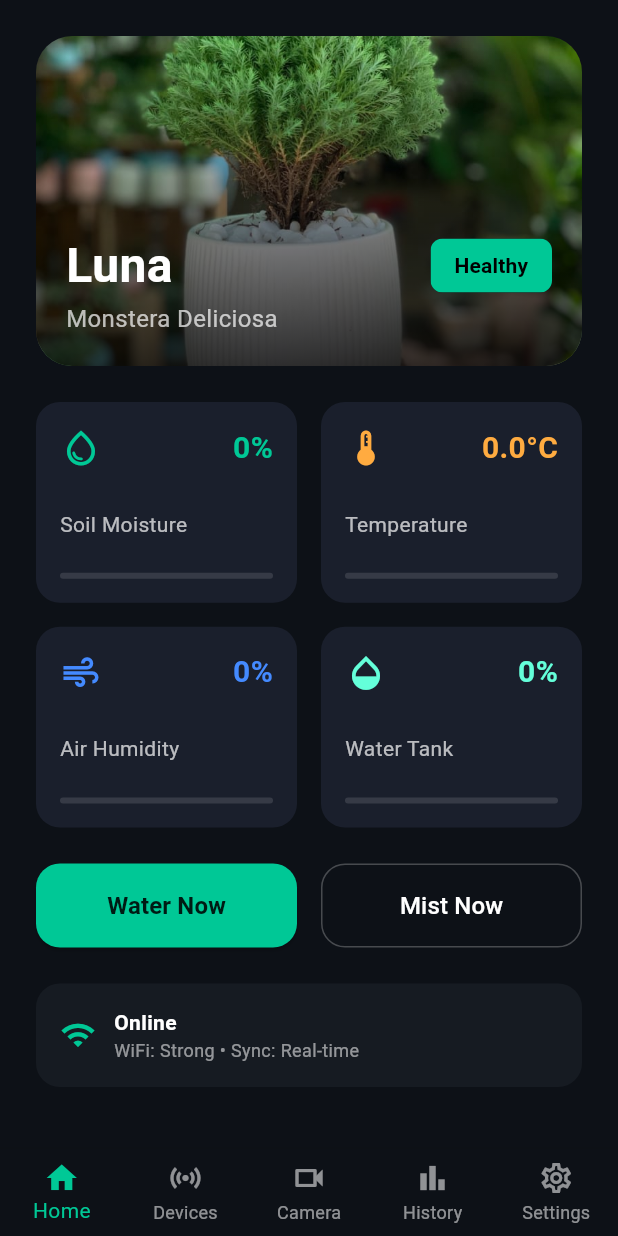
After one commit to vien105200318/Smart-pot, a Flutter app: the HomeScreen screen opened by its route, after a tap on "Water Now", on a phone screen of 412 x 824 dp. The commit adds this screen. Run offline on Flutter 3.47's test engine with Material 3 defaults, Android fonts, the phone set to English and light mode, and no system bars; our stand-ins replace cloud_firestore, firebase_auth, firebase_core, flutter_riverpod, go_router; accounts and stored records are empty.

Commit message:
feat: hoàn thiện UI Home, Bottom Navigation và tích hợp Firestore Real-time

```diff
--- a/lib/core/router/app_router.dart
+++ b/lib/core/router/app_router.dart
@@ -2,6 +2,7 @@ import 'package:flutter/material.dart';
 import 'package:go_router/go_router.dart';
 import 'package:flutter_riverpod/flutter_riverpod.dart';
 import '../../features/auth/welcome_screen.dart';
+import '../../features/dashboard/home_screen.dart';
 
 final goRouterProvider = Provider<GoRouter>((ref) {
   return GoRouter(
@@ -17,11 +18,10 @@ final goRouterProvider = Provider<GoRouter>((ref) {
       GoRoute(
         path: '/home',
         name: 'home',
-        builder: (context, state) => Scaffold(
-          appBar: AppBar(title: const Text('Home Dashboard')),
-          body: const Center(child: Text('Have a great day!')),
+        builder: (context, state) => const HomeScreen(),
+
         )
-      )
+
     ]
   );
 });
--- /dev/null
+++ b/lib/features/dashboard/camera_tab.dart
@@ -0,0 +1,20 @@
+import 'package:flutter/material.dart';
+
+class CameraTab extends StatelessWidget {
+  const CameraTab({super.key});
+
+  @override
+  Widget build(BuildContext context) {
+    return const Center(
+      child: Column(
+        mainAxisAlignment: MainAxisAlignment.center,
+        children: [
+          Icon(Icons.videocam_outlined, size: 80, color: Color(0xFF00C896)),
+          SizedBox(height: 16),
+          Text('Camera', style: TextStyle(fontSize: 24, color: Colors.white, fontWeight: FontWeight.bold)),
+          Text('Giao diện Livestream đang xây dựng...', style: TextStyle(color: Colors.white54)),
+        ],
+      ),
+    );
+  }
+}
--- /dev/null
+++ b/lib/features/dashboard/devices_tab.dart
@@ -0,0 +1,20 @@
+import 'package:flutter/material.dart';
+
+class DevicesTab extends StatelessWidget {
+  const DevicesTab({super.key});
+
+  @override
+  Widget build(BuildContext context) {
+    return const Center(
+      child: Column(
+        mainAxisAlignment: MainAxisAlignment.center,
+        children: [
+          Icon(Icons.sensors, size: 80, color: Color(0xFF00C896)),
+          SizedBox(height: 16),
+          Text('Devices', style: TextStyle(fontSize: 24, color: Colors.white, fontWeight: FontWeight.bold)),
+          Text('Giao diện quản lý thiết bị...', style: TextStyle(color: Colors.white54)),
+        ],
+      ),
+    );
+  }
+}
--- /dev/null
+++ b/lib/features/dashboard/history_tab.dart
@@ -0,0 +1,20 @@
+import 'package:flutter/material.dart';
+
+class HistoryTab extends StatelessWidget {
+  const HistoryTab({super.key});
+
+  @override
+  Widget build(BuildContext context) {
+    return const Center(
+      child: Column(
+        mainAxisAlignment: MainAxisAlignment.center,
+        children: [
+          Icon(Icons.bar_chart_outlined, size: 80, color: Color(0xFF00C896)),
+          SizedBox(height: 16),
+          Text('History', style: TextStyle(fontSize: 24, color: Colors.white, fontWeight: FontWeight.bold)),
+          Text('Giao diện biểu đồ thống kê...', style: TextStyle(color: Colors.white54)),
+        ],
+      ),
+    );
+  }
+}
--- /dev/null
+++ b/lib/features/dashboard/home_screen.dart
@@ -0,0 +1,182 @@
+import 'package:flutter/material.dart';
+import 'package:flutter_riverpod/flutter_riverpod.dart';
+import 'package:smart_pot/features/dashboard/widgets/metric_card.dart';
+import 'package:smart_pot/features/dashboard/repositories/sensor_repository.dart';
+
+import 'devices_tab.dart';
+import 'camera_tab.dart';
+import 'history_tab.dart';
+import 'settings_tab.dart';
+
+class HomeScreen extends ConsumerStatefulWidget {
+  const HomeScreen({super.key});
+
+  @override
+  ConsumerState<HomeScreen> createState() => _HomeScreenState();
+}
+
+class _HomeScreenState extends ConsumerState<HomeScreen> {
+  int _currentIndex = 0;
+
+  @override
+  Widget build(BuildContext context) {
+    final sensorAsyncValue = ref.watch(sensorStreamProvider);
+
+    final dashboardTab = SafeArea(
+      child: SingleChildScrollView(
+        padding: const EdgeInsets.all(24.0),
+        child: Column(
+          crossAxisAlignment: CrossAxisAlignment.start,
+          children: [
+            Container(
+              width: double.infinity,
+              height: 220,
+              decoration: BoxDecoration(
+                borderRadius: BorderRadius.circular(24),
+                image: const DecorationImage(
+                  image: AssetImage('assets/images/bg_welcome.png'),
+                  fit: BoxFit.cover,
+                ),
+              ),
+              child: Container(
+                decoration: BoxDecoration(
+                  borderRadius: BorderRadius.circular(24),
+                  gradient: LinearGradient(
+                    begin: Alignment.bottomCenter,
+                    end: Alignment.topCenter,
+                    colors: [Colors.black.withOpacity(0.8), Colors.transparent],
+                  ),
+                ),
+                padding: const EdgeInsets.all(20),
+                child: const Column(
+                  mainAxisAlignment: MainAxisAlignment.end,
+                  crossAxisAlignment: CrossAxisAlignment.start,
+                  children: [
+                    Row(
+                      mainAxisAlignment: MainAxisAlignment.spaceBetween,
+                      children: [
+                        Text('Luna', style: TextStyle(fontSize: 32, fontWeight: FontWeight.bold, color: Colors.white)),
+                        Chip(
+                          label: Text('Healthy', style: TextStyle(color: Colors.black, fontWeight: FontWeight.bold)),
+                          backgroundColor: Color(0xFF00C896),
+                          side: BorderSide.none,
+                        ),
+                      ],
+                    ),
+                    Text('Monstera Deliciosa', style: TextStyle(color: Colors.white70, fontSize: 16)),
+                  ],
+                ),
+              ),
+            ),
+            const SizedBox(height: 24),
+
+            sensorAsyncValue.when(
+              loading: () => const Center(
+                child: Padding(padding: EdgeInsets.all(32.0), child: CircularProgressIndicator(color: Color(0xFF00C896))),
+              ),
+              error: (error, stack) => Center(
+                child: Text('Lỗi kết nối: $error', style: const TextStyle(color: Colors.redAccent)),
+              ),
+              data: (sensorData) {
+                final moisture = (sensorData['moisture'] as num?)?.toDouble() ?? 0.0;
+                final temperature = (sensorData['temperature'] as num?)?.toDouble() ?? 0.0;
+                final humidity = (sensorData['humidity'] as num?)?.toDouble() ?? 0.0;
+                final waterLevel = (sensorData['waterLevel'] as num?)?.toDouble() ?? 0.0;
+
+                return GridView.count(
+                  crossAxisCount: 2,
+                  shrinkWrap: true,
+                  physics: const NeverScrollableScrollPhysics(),
+                  mainAxisSpacing: 16,
+                  crossAxisSpacing: 16,
+                  childAspectRatio: 1.3,
+                  children: [
+                    MetricCard(title: 'Soil Moisture', value: '${moisture.toStringAsFixed(0)}%', icon: Icons.water_drop_outlined, color: const Color(0xFF00C896), progress: moisture / 100.0),
+                    MetricCard(title: 'Temperature', value: '${temperature.toStringAsFixed(1)}°C', icon: Icons.thermostat_outlined, color: Colors.orangeAccent, progress: temperature / 50.0),
+                    MetricCard(title: 'Air Humidity', value: '${humidity.toStringAsFixed(0)}%', icon: Icons.air_outlined, color: Colors.blueAccent, progress: humidity / 100.0),
+                    MetricCard(title: 'Water Tank', value: '${waterLevel.toStringAsFixed(0)}%', icon: Icons.opacity, color: Colors.tealAccent, progress: waterLevel / 100.0),
+                  ],
+                );
+              },
+            ),
+            const SizedBox(height: 24),
+
+            Row(
+              children: [
+                Expanded(
+                  child: SizedBox(
+                    height: 56,
+                    child: ElevatedButton(
+                      onPressed: () {},
+                      style: ElevatedButton.styleFrom(backgroundColor: const Color(0xFF00C896), foregroundColor: Colors.black87, shape: RoundedRectangleBorder(borderRadius: BorderRadius.circular(16))),
+                      child: const Text('Water Now', style: TextStyle(fontWeight: FontWeight.bold, fontSize: 16)),
+                    ),
+                  ),
+                ),
+                const SizedBox(width: 16),
+                Expanded(
+                  child: SizedBox(
+                    height: 56,
+                    child: OutlinedButton(
+                      onPressed: () {},
+                      style: OutlinedButton.styleFrom(side: const BorderSide(color: Colors.white24), foregroundColor: Colors.white, shape: RoundedRectangleBorder(borderRadius: BorderRadius.circular(16))),
+                      child: const Text('Mist Now', style: TextStyle(fontSize: 16)),
+                    ),
+                  ),
+                ),
+              ],
+            ),
+            const SizedBox(height: 24),
+
+            Container(
+              padding: const EdgeInsets.all(16),
+              decoration: BoxDecoration(color: const Color(0xFF161B22), borderRadius: BorderRadius.circular(16)),
+              child: const Row(
+                children: [
+                  Icon(Icons.wifi, color: Color(0xFF00C896)),
+                  SizedBox(width: 12),
+                  Column(
+                    crossAxisAlignment: CrossAxisAlignment.start,
+                    children: [
+                      Text('Online', style: TextStyle(fontWeight: FontWeight.bold, color: Colors.white)),
+                      Text('WiFi: Strong • Sync: Real-time', style: TextStyle(color: Colors.white54, fontSize: 12)),
+                    ],
+                  ),
+                ],
+              ),
+            ),
+          ],
+        ),
+      ),
+    );
+
+    return Scaffold(
+      backgroundColor: const Color(0xFF0D1117),
+      body: IndexedStack(
+        index: _currentIndex,
+        children: [
+          dashboardTab,          // Index 0
+          const DevicesTab(),    // Index 1
+          const CameraTab(),     // Index 2
+          const HistoryTab(),    // Index 3
+          const SettingsTab(),   // Index 4
+        ],
+      ),
+      bottomNavigationBar: BottomNavigationBar(
+        currentIndex: _currentIndex,
+        onTap: (index) => setState(() => _currentIndex = index),
+        type: BottomNavigationBarType.fixed,
+        backgroundColor: const Color(0xFF0D1117),
+        selectedItemColor: const Color(0xFF00C896),
+        unselectedItemColor: Colors.white54,
+        items: const [
+          BottomNavigationBarItem(icon: Icon(Icons.home_outlined), activeIcon: Icon(Icons.home), label: 'Home'),
+          BottomNavigationBarItem(icon: Icon(Icons.sensors), label: 'Devices'),
+          BottomNavigationBarItem(icon: Icon(Icons.videocam_outlined), label: 'Camera'),
+          BottomNavigationBarItem(icon: Icon(Icons.bar_chart_outlined), label: 'History'),
+          BottomNavigationBarItem(icon: Icon(Icons.settings_outlined), label: 'Settings'),
+        ],
+      ),
+    );
+  }
+}
--- /dev/null
+++ b/lib/features/dashboard/repositories/sensor_repository.dart
@@ -0,0 +1,35 @@
+import 'package:cloud_firestore/cloud_firestore.dart';
+import 'package:flutter_riverpod/flutter_riverpod.dart';
+
+final sensorRepositoryProvider = Provider<SensorRepository>((ref) {
+  return SensorRepository(FirebaseFirestore.instance);
+});
+
+final sensorStreamProvider = StreamProvider<Map<String, dynamic>>((ref) {
+  final repository = ref.watch(sensorRepositoryProvider);
+  return repository.getSensorDataStream();
+});
+
+class SensorRepository {
+  final FirebaseFirestore _firestore;
+
+  SensorRepository(this._firestore);
+
+  Stream<Map<String, dynamic>> getSensorDataStream() {
+    return _firestore
+        .collection('pots')
+        .doc('pot_001')
+        .snapshots()
+        .map((snapshot) {
+      if (snapshot.exists && snapshot.data() != null) {
+        return snapshot.data()!;
+      }
+      return {
+        'moisture': 0.0,
+        'temperature': 0.0,
+        'humidity': 0.0,
+        'waterLevel': 0.0,
+      };
+    });
+  }
+}
--- /dev/null
+++ b/lib/features/dashboard/settings_tab.dart
@@ -0,0 +1,20 @@
+import 'package:flutter/material.dart';
+
+class SettingsTab extends StatelessWidget {
+  const SettingsTab({super.key});
+
+  @override
+  Widget build(BuildContext context) {
+    return const Center(
+      child: Column(
+        mainAxisAlignment: MainAxisAlignment.center,
+        children: [
+          Icon(Icons.settings_outlined, size: 80, color: Color(0xFF00C896)),
+          SizedBox(height: 16),
+          Text('Settings', style: TextStyle(fontSize: 24, color: Colors.white, fontWeight: FontWeight.bold)),
+          Text('Giao diện cài đặt và tài khoản...', style: TextStyle(color: Colors.white54)),
+        ],
+      ),
+    );
+  }
+}
--- /dev/null
+++ b/lib/features/dashboard/widgets/metric_card.dart
@@ -0,0 +1,55 @@
+import 'package:flutter/material.dart';
+
+class MetricCard extends StatelessWidget {
+  final String title;
+  final String value;
+  final IconData icon;
+  final Color color;
+  final double progress;
+
+  const MetricCard({
+    super.key,
+    required this.title,
+    required this.value,
+    required this.icon,
+    required this.color,
+    required this.progress,
+  });
+
+  @override
+  Widget build(BuildContext context) {
+    return Container(
+      padding: const EdgeInsets.all(16),
+      decoration: BoxDecoration(
+        color: const Color(0xFF1A1F2C),
+        borderRadius: BorderRadius.circular(16),
+      ),
+      child: Column(
+        crossAxisAlignment: CrossAxisAlignment.start,
+        mainAxisAlignment: MainAxisAlignment.spaceBetween,
+        children: [
+          Row(
+            mainAxisAlignment: MainAxisAlignment.spaceBetween,
+            children: [
+              Icon(icon, color: color, size: 28),
+              Text(
+                value,
+                style: TextStyle(fontSize: 20, fontWeight: FontWeight.bold, color: color),
+              ),
+            ],
+          ),
+          const SizedBox(height: 12),
+          Text(title, style: const TextStyle(color: Colors.white70, fontSize: 14)),
+          const SizedBox(height: 8),
+          LinearProgressIndicator(
+            value: progress,
+            backgroundColor: Colors.white12,
+            color: color,
+            minHeight: 4,
+            borderRadius: BorderRadius.circular(2),
+          ),
+        ],
+      ),
+    );
+  }
+}
--- /dev/null
+++ b/lib/features/dashboard/widgets/plant_header.dart
@@ -0,0 +1,57 @@
+import 'package:flutter/material.dart';
+
+class MetricCard extends StatelessWidget {
+  final String title;
+  final String value;
+  final IconData icon;
+  final Color color;
+  final double progress; // Add a progress parameter
+
+  const MetricCard({
+    super.key,
+    required this.title,
+    required this.value,
+    required this.icon,
+    required this.color,
+    required this.progress, // Initialize the progress parameter
+  });
+  @override
+  Widget build(BuildContext context) {
+    return Container(
+      padding: const EdgeInsets.all(16.0),
+      decoration: BoxDecoration(
+        color: Color(0xFF1A1F2C),
+        borderRadius: BorderRadius.circular(16),
+      ),
+      child: Column(
+        crossAxisAlignment: CrossAxisAlignment.start,
+        mainAxisAlignment: MainAxisAlignment.spaceBetween,
+        children: [
+          Row(
+            mainAxisAlignment: MainAxisAlignment.spaceBetween,
+            children: [
+              Icon(icon, color: color, size: 28),
+              Text(
+                value,
+                style: TextStyle(fontSize: 20, fontWeight: FontWeight.bold, color: color),
+              )
+            ],
+          ),
+          const SizedBox(height: 12),
+          Text(
+            title,
+            style: const TextStyle(color: Colors.white70, fontSize: 14),
+          ),
+          const SizedBox(height: 8),
+          LinearProgressIndicator(
+            value: progress,
+            backgroundColor: Colors.white12,
+            color: color,
+            minHeight: 4,
+            borderRadius: BorderRadius.circular(2),
+    ),
+        ],
+      ),
+    );
+  }
+}
--- a/pubspec.yaml
+++ b/pubspec.yaml
@@ -38,6 +38,7 @@ dependencies:
   go_router: ^17.3.0
   flutter_riverpod: ^3.3.2
   firebase_auth: ^6.5.4
+  cloud_firestore: ^6.6.0
 
 dev_dependencies:
   flutter_test:
```
Also changed, not shown: pubspec.lock, 3 other files.
